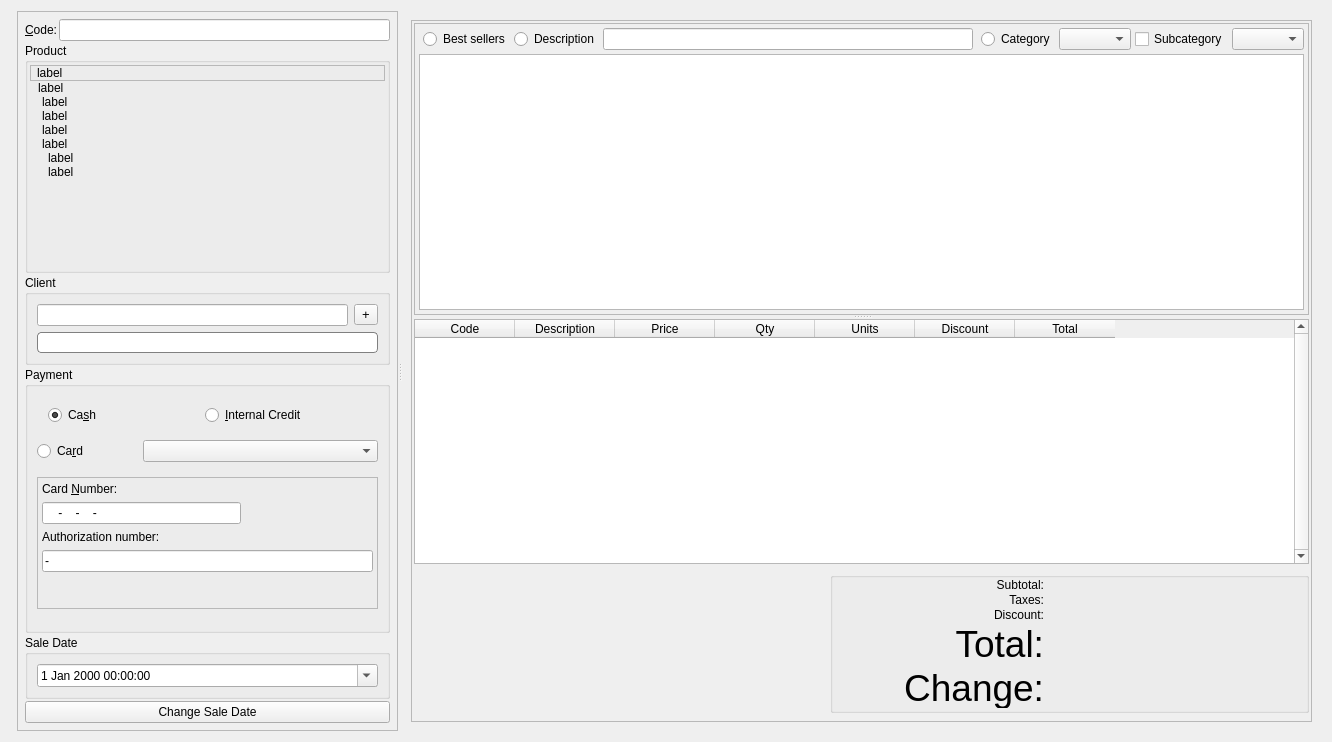
Old version of the form src/ui/mainview.ui in the repository hiramvillarreal/iotpos.
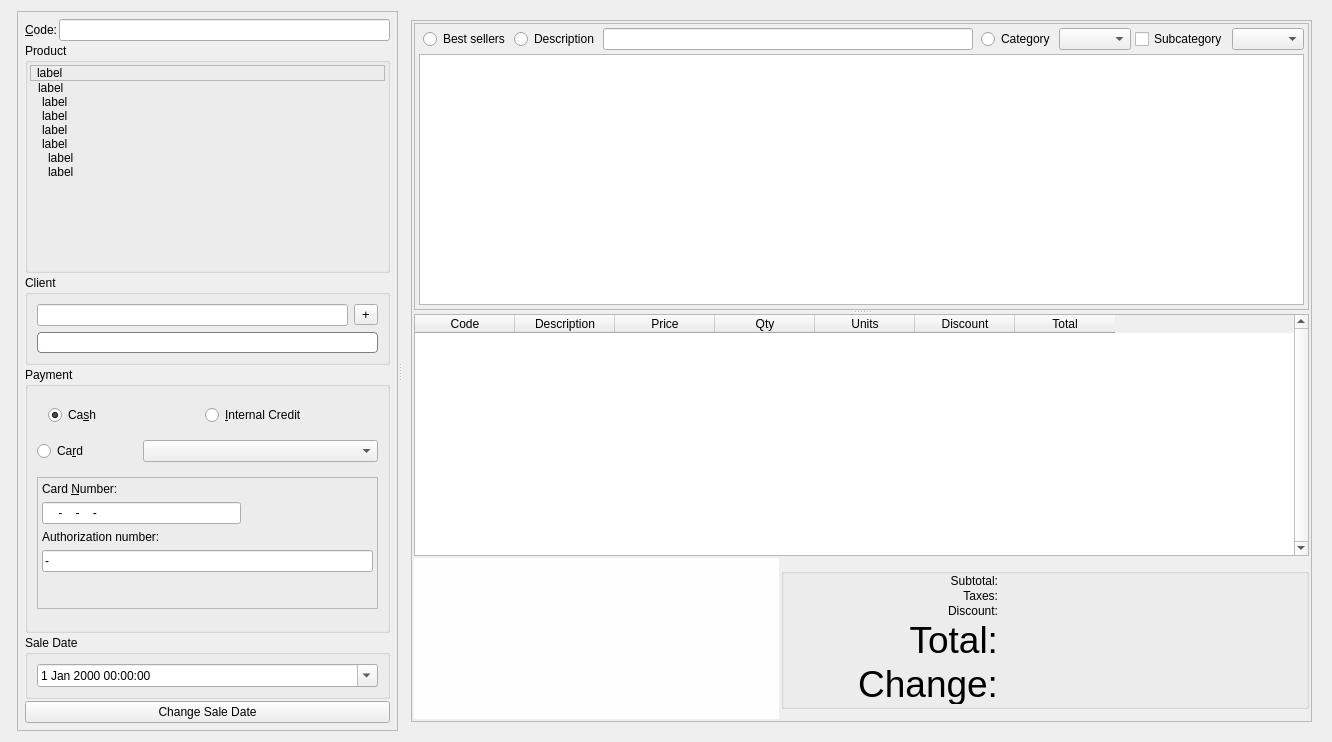
New version of the form. The open tabs and pages were chosen to show the change. Icons and pictures are not drawn. Custom widgets are drawn as their Qt base class.

Diff of the .ui file:
```diff
--- a/src/ui/mainview.ui
+++ b/src/ui/mainview.ui
@@ -965,7 +965,7 @@
            <property name="spacing">
             <number>2</number>
            </property>
-           <item row="0" column="0" colspan="3">
+           <item row="0" column="0" colspan="2">
             <widget class="QSplitter" name="splitterGrid">
              <property name="orientation">
               <enum>Qt::Vertical</enum>
@@ -1052,7 +1052,7 @@
               <property name="minimumSize">
                <size>
                 <width>0</width>
-                <height>150</height>
+                <height>165</height>
                </size>
               </property>
               <property name="focusPolicy">
@@ -1132,7 +1132,7 @@
              </widget>
             </widget>
            </item>
-           <item row="1" column="2">
+           <item row="1" column="1">
             <widget class="QGroupBox" name="groupTotals">
              <property name="sizePolicy">
               <sizepolicy hsizetype="Minimum" vsizetype="Maximum">
@@ -1148,7 +1148,7 @@
              </property>
              <property name="maximumSize">
               <size>
-               <width>580</width>
+               <width>680</width>
                <height>16777215</height>
               </size>
              </property>
@@ -1206,7 +1206,7 @@
                 </property>
                 <property name="maximumSize">
                  <size>
-                  <width>200</width>
+                  <width>180</width>
                   <height>40</height>
                  </size>
                 </property>
@@ -1319,7 +1319,7 @@
                 </property>
                 <property name="maximumSize">
                  <size>
-                  <width>200</width>
+                  <width>180</width>
                   <height>40</height>
                  </size>
                 </property>
@@ -1440,16 +1440,19 @@
            </item>
            <item row="1" column="0">
             <widget class="KPlotWidget" name="plotSales">
+             <property name="enabled">
+              <bool>true</bool>
+             </property>
              <property name="minimumSize">
               <size>
-               <width>412</width>
-               <height>153</height>
+               <width>365</width>
+               <height>161</height>
               </size>
              </property>
              <property name="maximumSize">
               <size>
-               <width>16777215</width>
-               <height>16777215</height>
+               <width>371</width>
+               <height>161</height>
               </size>
              </property>
              <property name="layoutDirection">
@@ -1462,6 +1465,467 @@
                <blue>153</blue>
               </color>
              </property>
+             <widget class="QLabel" name="labelBanner">
+              <property name="geometry">
+               <rect>
+                <x>0</x>
+                <y>0</y>
+                <width>371</width>
+                <height>161</height>
+               </rect>
+              </property>
+              <property name="sizePolicy">
+               <sizepolicy hsizetype="Expanding" vsizetype="Expanding">
+                <horstretch>0</horstretch>
+                <verstretch>0</verstretch>
+               </sizepolicy>
+              </property>
+              <property name="minimumSize">
+               <size>
+                <width>0</width>
+                <height>161</height>
+               </size>
+              </property>
+              <property name="maximumSize">
+               <size>
+                <width>16777215</width>
+                <height>16777215</height>
+               </size>
+              </property>
+              <property name="palette">
+               <palette>
+                <active>
+                 <colorrole role="WindowText">
+                  <brush brushstyle="SolidPattern">
+                   <color alpha="255">
+                    <red>0</red>
+                    <green>0</green>
+                    <blue>0</blue>
+                   </color>
+                  </brush>
+                 </colorrole>
+                 <colorrole role="Button">
+                  <brush brushstyle="SolidPattern">
+                   <color alpha="255">
+                    <red>254</red>
+                    <green>254</green>
+                    <blue>254</blue>
+                   </color>
+                  </brush>
+                 </colorrole>
+                 <colorrole role="Light">
+                  <brush brushstyle="SolidPattern">
+                   <color alpha="255">
+                    <red>255</red>
+                    <green>255</green>
+                    <blue>255</blue>
+                   </color>
+                  </brush>
+                 </colorrole>
+                 <colorrole role="Midlight">
+                  <brush brushstyle="SolidPattern">
+                   <color alpha="255">
+                    <red>254</red>
+                    <green>254</green>
+                    <blue>254</blue>
+                   </color>
+                  </brush>
+                 </colorrole>
+                 <colorrole role="Dark">
+                  <brush brushstyle="SolidPattern">
+                   <color alpha="255">
+                    <red>127</red>
+                    <green>127</green>
+                    <blue>127</blue>
+                   </color>
+                  </brush>
+                 </colorrole>
+                 <colorrole role="Mid">
+                  <brush brushstyle="SolidPattern">
+                   <color alpha="255">
+                    <red>169</red>
+                    <green>169</green>
+                    <blue>169</blue>
+                   </color>
+                  </brush>
+                 </colorrole>
+                 <colorrole role="Text">
+                  <brush brushstyle="SolidPattern">
+                   <color alpha="255">
+                    <red>0</red>
+                    <green>0</green>
+                    <blue>0</blue>
+                   </color>
+                  </brush>
+                 </colorrole>
+                 <colorrole role="BrightText">
+                  <brush brushstyle="SolidPattern">
+                   <color alpha="255">
+                    <red>255</red>
+                    <green>255</green>
+                    <blue>255</blue>
+                   </color>
+                  </brush>
+                 </colorrole>
+                 <colorrole role="ButtonText">
+                  <brush brushstyle="SolidPattern">
+                   <color alpha="255">
+                    <red>0</red>
+                    <green>0</green>
+                    <blue>0</blue>
+                   </color>
+                  </brush>
+                 </colorrole>
+                 <colorrole role="Base">
+                  <brush brushstyle="SolidPattern">
+                   <color alpha="255">
+                    <red>255</red>
+                    <green>255</green>
+                    <blue>255</blue>
+                   </color>
+                  </brush>
+                 </colorrole>
+                 <colorrole role="Window">
+                  <brush brushstyle="SolidPattern">
+                   <color alpha="255">
+                    <red>254</red>
+                    <green>254</green>
+                    <blue>254</blue>
+                   </color>
+                  </brush>
+                 </colorrole>
+                 <colorrole role="Shadow">
+                  <brush brushstyle="SolidPattern">
+                   <color alpha="255">
+                    <red>0</red>
+                    <green>0</green>
+                    <blue>0</blue>
+                   </color>
+                  </brush>
+                 </colorrole>
+                 <colorrole role="AlternateBase">
+                  <brush brushstyle="SolidPattern">
+                   <color alpha="255">
+                    <red>254</red>
+                    <green>254</green>
+                    <blue>254</blue>
+                   </color>
+                  </brush>
+                 </colorrole>
+                 <colorrole role="ToolTipBase">
+                  <brush brushstyle="SolidPattern">
+                   <color alpha="255">
+                    <red>255</red>
+                    <green>255</green>
+                    <blue>220</blue>
+                   </color>
+                  </brush>
+                 </colorrole>
+                 <colorrole role="ToolTipText">
+                  <brush brushstyle="SolidPattern">
+                   <color alpha="255">
+                    <red>0</red>
+                    <green>0</green>
+                    <blue>0</blue>
+                   </color>
+                  </brush>
+                 </colorrole>
+                </active>
+                <inactive>
+                 <colorrole role="WindowText">
+                  <brush brushstyle="SolidPattern">
+                   <color alpha="255">
+                    <red>0</red>
+                    <green>0</green>
+                    <blue>0</blue>
+                   </color>
+                  </brush>
+                 </colorrole>
+                 <colorrole role="Button">
+                  <brush brushstyle="SolidPattern">
+                   <color alpha="255">
+                    <red>254</red>
+                    <green>254</green>
+                    <blue>254</blue>
+                   </color>
+                  </brush>
+                 </colorrole>
+                 <colorrole role="Light">
+                  <brush brushstyle="SolidPattern">
+                   <color alpha="255">
+                    <red>255</red>
+                    <green>255</green>
+                    <blue>255</blue>
+                   </color>
+                  </brush>
+                 </colorrole>
+                 <colorrole role="Midlight">
+                  <brush brushstyle="SolidPattern">
+                   <color alpha="255">
+                    <red>254</red>
+                    <green>254</green>
+                    <blue>254</blue>
+                   </color>
+                  </brush>
+                 </colorrole>
+                 <colorrole role="Dark">
+                  <brush brushstyle="SolidPattern">
+                   <color alpha="255">
+                    <red>127</red>
+                    <green>127</green>
+                    <blue>127</blue>
+                   </color>
+                  </brush>
+                 </colorrole>
+                 <colorrole role="Mid">
+                  <brush brushstyle="SolidPattern">
+                   <color alpha="255">
+                    <red>169</red>
+                    <green>169</green>
+                    <blue>169</blue>
+                   </color>
+                  </brush>
+                 </colorrole>
+                 <colorrole role="Text">
+                  <brush brushstyle="SolidPattern">
+                   <color alpha="255">
+                    <red>0</red>
+                    <green>0</green>
+                    <blue>0</blue>
+                   </color>
+                  </brush>
+                 </colorrole>
+                 <colorrole role="BrightText">
+                  <brush brushstyle="SolidPattern">
+                   <color alpha="255">
+                    <red>255</red>
+                    <green>255</green>
+                    <blue>255</blue>
+                   </color>
+                  </brush>
+                 </colorrole>
+                 <colorrole role="ButtonText">
+                  <brush brushstyle="SolidPattern">
+                   <color alpha="255">
+                    <red>0</red>
+                    <green>0</green>
+                    <blue>0</blue>
+                   </color>
+                  </brush>
+                 </colorrole>
+                 <colorrole role="Base">
+                  <brush brushstyle="SolidPattern">
+                   <color alpha="255">
+                    <red>255</red>
+                    <green>255</green>
+                    <blue>255</blue>
+                   </color>
+                  </brush>
+                 </colorrole>
+                 <colorrole role="Window">
+                  <brush brushstyle="SolidPattern">
+                   <color alpha="255">
+                    <red>254</red>
+                    <green>254</green>
+                    <blue>254</blue>
+                   </color>
+                  </brush>
+                 </colorrole>
+                 <colorrole role="Shadow">
+                  <brush brushstyle="SolidPattern">
+                   <color alpha="255">
+                    <red>0</red>
+                    <green>0</green>
+                    <blue>0</blue>
+                   </color>
+                  </brush>
+                 </colorrole>
+                 <colorrole role="AlternateBase">
+                  <brush brushstyle="SolidPattern">
+                   <color alpha="255">
+                    <red>254</red>
+                    <green>254</green>
+                    <blue>254</blue>
+                   </color>
+                  </brush>
+                 </colorrole>
+                 <colorrole role="ToolTipBase">
+                  <brush brushstyle="SolidPattern">
+                   <color alpha="255">
+                    <red>255</red>
+                    <green>255</green>
+                    <blue>220</blue>
+                   </color>
+                  </brush>
+                 </colorrole>
+                 <colorrole role="ToolTipText">
+                  <brush brushstyle="SolidPattern">
+                   <color alpha="255">
+                    <red>0</red>
+                    <green>0</green>
+                    <blue>0</blue>
+                   </color>
+                  </brush>
+                 </colorrole>
+                </inactive>
+                <disabled>
+                 <colorrole role="WindowText">
+                  <brush brushstyle="SolidPattern">
+                   <color alpha="255">
+                    <red>127</red>
+                    <green>127</green>
+                    <blue>127</blue>
+                   </color>
+                  </brush>
+                 </colorrole>
+                 <colorrole role="Button">
+                  <brush brushstyle="SolidPattern">
+                   <color alpha="255">
+                    <red>254</red>
+                    <green>254</green>
+                    <blue>254</blue>
+                   </color>
+                  </brush>
+                 </colorrole>
+                 <colorrole role="Light">
+                  <brush brushstyle="SolidPattern">
+                   <color alpha="255">
+                    <red>255</red>
+                    <green>255</green>
+                    <blue>255</blue>
+                   </color>
+                  </brush>
+                 </colorrole>
+                 <colorrole role="Midlight">
+                  <brush brushstyle="SolidPattern">
+                   <color alpha="255">
+                    <red>254</red>
+                    <green>254</green>
+                    <blue>254</blue>
+                   </color>
+                  </brush>
+                 </colorrole>
+                 <colorrole role="Dark">
+                  <brush brushstyle="SolidPattern">
+                   <color alpha="255">
+                    <red>127</red>
+                    <green>127</green>
+                    <blue>127</blue>
+                   </color>
+                  </brush>
+                 </colorrole>
+                 <colorrole role="Mid">
+                  <brush brushstyle="SolidPattern">
+                   <color alpha="255">
+                    <red>169</red>
+                    <green>169</green>
+                    <blue>169</blue>
+                   </color>
+                  </brush>
+                 </colorrole>
+                 <colorrole role="Text">
+                  <brush brushstyle="SolidPattern">
+                   <color alpha="255">
+                    <red>127</red>
+                    <green>127</green>
+                    <blue>127</blue>
+                   </color>
+                  </brush>
+                 </colorrole>
+                 <colorrole role="BrightText">
+                  <brush brushstyle="SolidPattern">
+                   <color alpha="255">
+                    <red>255</red>
+                    <green>255</green>
+                    <blue>255</blue>
+                   </color>
+                  </brush>
+                 </colorrole>
+                 <colorrole role="ButtonText">
+                  <brush brushstyle="SolidPattern">
+                   <color alpha="255">
+                    <red>127</red>
+                    <green>127</green>
+                    <blue>127</blue>
+                   </color>
+                  </brush>
+                 </colorrole>
+                 <colorrole role="Base">
+                  <brush brushstyle="SolidPattern">
+                   <color alpha="255">
+                    <red>254</red>
+                    <green>254</green>
+                    <blue>254</blue>
+                   </color>
+                  </brush>
+                 </colorrole>
+                 <colorrole role="Window">
+                  <brush brushstyle="SolidPattern">
+                   <color alpha="255">
+                    <red>254</red>
+                    <green>254</green>
+                    <blue>254</blue>
+                   </color>
+                  </brush>
+                 </colorrole>
+                 <colorrole role="Shadow">
+                  <brush brushstyle="SolidPattern">
+                   <color alpha="255">
+                    <red>0</red>
+                    <green>0</green>
+                    <blue>0</blue>
+                   </color>
+                  </brush>
+                 </colorrole>
+                 <colorrole role="AlternateBase">
+                  <brush brushstyle="SolidPattern">
+                   <color alpha="255">
+                    <red>254</red>
+                    <green>254</green>
+                    <blue>254</blue>
+                   </color>
+                  </brush>
+                 </colorrole>
+                 <colorrole role="ToolTipBase">
+                  <brush brushstyle="SolidPattern">
+                   <color alpha="255">
+                    <red>255</red>
+                    <green>255</green>
+                    <blue>220</blue>
+                   </color>
+                  </brush>
+                 </colorrole>
+                 <colorrole role="ToolTipText">
+                  <brush brushstyle="SolidPattern">
+                   <color alpha="255">
+                    <red>0</red>
+                    <green>0</green>
+                    <blue>0</blue>
+                   </color>
+                  </brush>
+                 </colorrole>
+                </disabled>
+               </palette>
+              </property>
+              <property name="layoutDirection">
+               <enum>Qt::LeftToRight</enum>
+              </property>
+              <property name="autoFillBackground">
+               <bool>true</bool>
+              </property>
+              <property name="lineWidth">
+               <number>0</number>
+              </property>
+              <property name="text">
+               <string/>
+              </property>
+              <property name="scaledContents">
+               <bool>true</bool>
+              </property>
+              <property name="alignment">
+               <set>Qt::AlignCenter</set>
+              </property>
+             </widget>
             </widget>
            </item>
           </layout>
@@ -2402,17 +2866,17 @@
   </layout>
  </widget>
  <customwidgets>
+  <customwidget>
+   <class>MibitLineEdit</class>
+   <extends>QLineEdit</extends>
+   <header>../../mibitWidgets/mibitlineedit.h</header>
+  </customwidget>
   <customwidget>
    <class>KPlotWidget</class>
    <extends>QFrame</extends>
    <header>kplotwidget.h</header>
    <container>1</container>
   </customwidget>
-  <customwidget>
-   <class>MibitLineEdit</class>
-   <extends>QLineEdit</extends>
-   <header>../../mibitWidgets/mibitlineedit.h</header>
-  </customwidget>
  </customwidgets>
  <resources/>
  <connections/>
```
Left out of the diff: 106 changed lines with no effect on the pictures.
